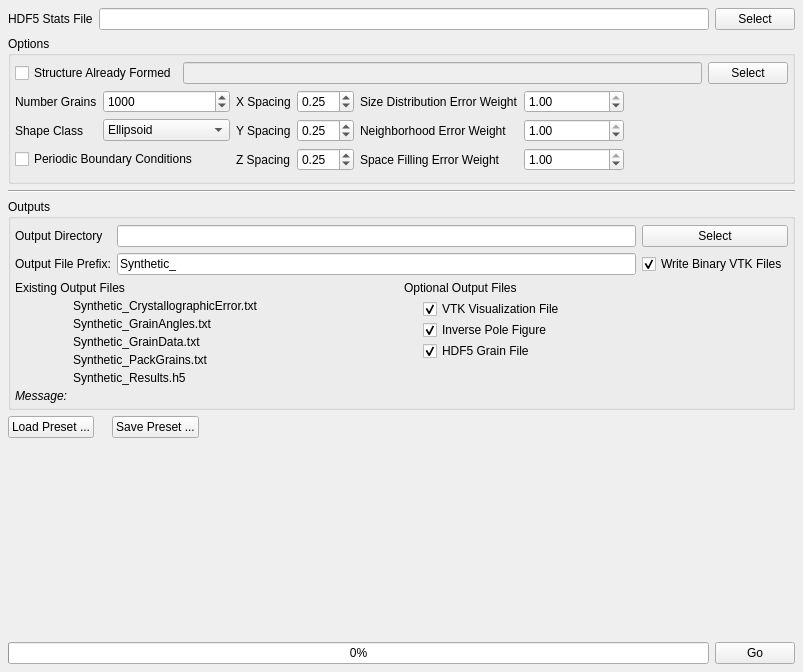
Old version of the form Source/AIM/GUI/UI_Files/GrainGeneratorWidget.ui in the repository BlueQuartzSoftware/DREAM3D.
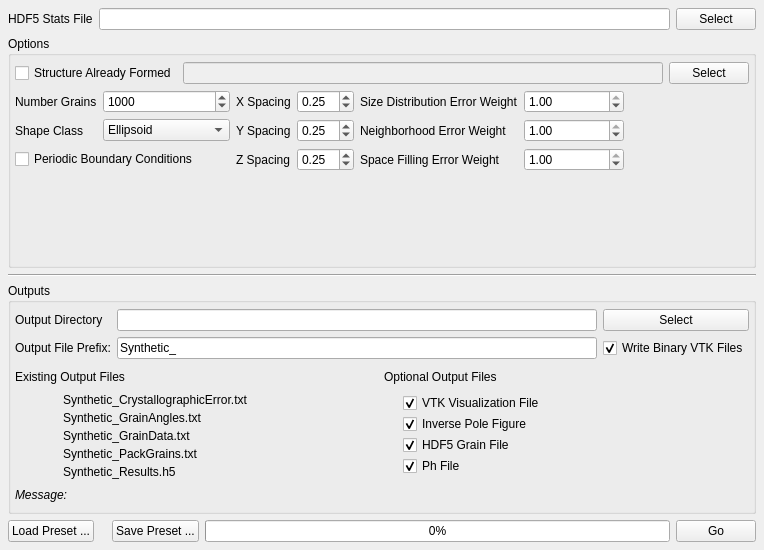
New version of the form. Icons and pictures are not drawn.

Commit message: Adding a formal Ph file writer to the grain generator tab. reworking some of the GUI interfaces to take up less space

What changed in the file:
```diff
--- a/Source/AIM/GUI/UI_Files/GrainGeneratorWidget.ui
+++ b/Source/AIM/GUI/UI_Files/GrainGeneratorWidget.ui
@@ -6,8 +6,8 @@
    <rect>
     <x>0</x>
     <y>0</y>
-    <width>803</width>
-    <height>672</height>
+    <width>764</width>
+    <height>550</height>
    </rect>
   </property>
   <property name="windowTitle">
@@ -499,7 +499,7 @@
           </item>
          </layout>
         </item>
-        <item row="2" column="1">
+        <item row="2" column="1" colspan="2">
          <widget class="QLabel" name="messageLabel">
           <property name="font">
            <font>
@@ -594,6 +594,26 @@
             </property>
            </widget>
           </item>
+          <item row="4" column="1">
+           <widget class="QCheckBox" name="m_PhFile">
+            <property name="text">
+             <string>Ph File</string>
+            </property>
+            <property name="checked">
+             <bool>true</bool>
+            </property>
+           </widget>
+          </item>
+          <item row="4" column="0">
+           <widget class="QLabel" name="m_PhFileIcon">
+            <property name="text">
+             <string/>
+            </property>
+            <property name="pixmap">
+             <pixmap resource="../../../../Resources/icons/images/Icons.qrc">:/Delete-16x16.png</pixmap>
+            </property>
+           </widget>
+          </item>
          </layout>
         </item>
         <item row="0" column="2">
@@ -640,36 +660,6 @@
        </property>
       </widget>
      </item>
-     <item>
-      <spacer name="horizontalSpacer_20">
-       <property name="orientation">
-        <enum>Qt::Horizontal</enum>
-       </property>
-       <property name="sizeHint" stdset="0">
-        <size>
-         <width>40</width>
-         <height>20</height>
-        </size>
-       </property>
-      </spacer>
-     </item>
-    </layout>
-   </item>
-   <item>
-    <spacer name="verticalSpacer_2">
-     <property name="orientation">
-      <enum>Qt::Vertical</enum>
-     </property>
-     <property name="sizeHint" stdset="0">
-      <size>
-       <width>20</width>
-       <height>95</height>
-      </size>
-     </property>
-    </spacer>
-   </item>
-   <item>
-    <layout class="QHBoxLayout" name="horizontalLayout_8">
      <item>
       <widget class="QProgressBar" name="m_progressBar">
        <property name="value">
```
The commit also changes 12 other files.
